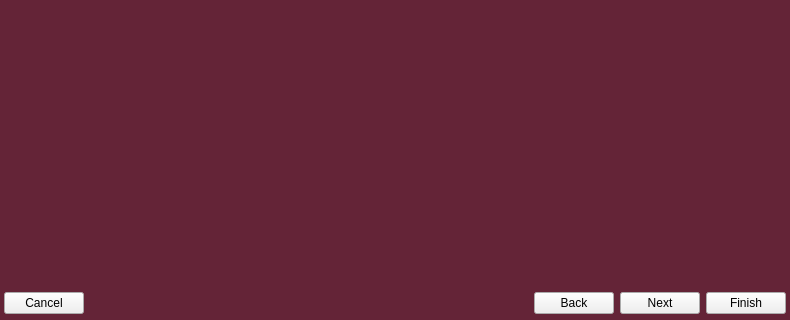
Before: the Qt Designer form kde/kaptan/src/gui/kaptanMain.ui in pars-linux/uludag, drawn with Qt 5; both pictures show x 0 to 790 and y 250 to 570 of the 790 by 570 pixel window.
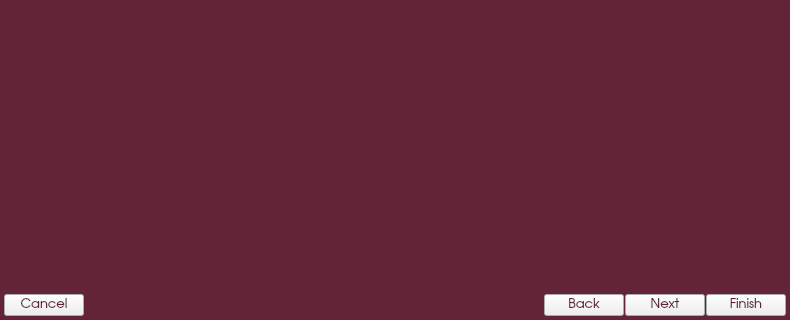
After: the same form once the commit is applied. Icons and pictures are not drawn.

The edit to the form file:
```diff
--- a/kde/kaptan/src/gui/kaptanMain.ui
+++ b/kde/kaptan/src/gui/kaptanMain.ui
@@ -28,6 +28,12 @@
     <height>570</height>
    </size>
   </property>
+  <property name="font">
+   <font>
+    <family>URW Gothic L</family>
+    <pointsize>10</pointsize>
+   </font>
+  </property>
   <property name="windowTitle">
    <string>Kaptan Desktop</string>
   </property>
@@ -56,18 +62,9 @@
    <item row="0" column="0">
     <widget class="QWidget" name="kaptan" native="true">
      <layout class="QGridLayout" name="gridLayout_2">
-      <property name="leftMargin">
+      <property name="margin">
        <number>4</number>
       </property>
-      <property name="topMargin">
-       <number>4</number>
-      </property>
-      <property name="rightMargin">
-       <number>4</number>
-      </property>
-      <property name="bottomMargin">
-       <number>6</number>
-      </property>
       <property name="spacing">
        <number>-1</number>
       </property>
@@ -77,6 +74,7 @@
          <widget class="QLabel" name="labelMenu">
           <property name="font">
            <font>
+            <family>URW Gothic L</family>
             <pointsize>11</pointsize>
            </font>
           </property>
@@ -172,15 +170,27 @@
       <item row="1" column="0" colspan="2">
        <layout class="QHBoxLayout" name="horizontalLayout_2">
         <property name="spacing">
-         <number>-1</number>
+         <number>1</number>
+        </property>
+        <property name="leftMargin">
+         <number>0</number>
+        </property>
+        <property name="topMargin">
+         <number>0</number>
         </property>
         <property name="bottomMargin">
          <number>0</number>
         </property>
         <item>
          <widget class="QPushButton" name="buttonCancel">
+          <property name="font">
+           <font>
+            <family>URW Gothic L</family>
+            <pointsize>10</pointsize>
+           </font>
+          </property>
           <property name="styleSheet">
-           <string notr="true">color:black</string>
+           <string notr="true">color: rgb(95, 34, 52);</string>
           </property>
           <property name="text">
            <string>Cancel</string>
@@ -202,8 +212,14 @@
         </item>
         <item>
          <widget class="QPushButton" name="buttonBack">
+          <property name="font">
+           <font>
+            <family>URW Gothic L</family>
+            <pointsize>10</pointsize>
+           </font>
+          </property>
           <property name="styleSheet">
-           <string notr="true">color:black</string>
+           <string notr="true">color: rgb(95, 34, 52);</string>
           </property>
           <property name="text">
            <string>Back</string>
@@ -212,8 +228,14 @@
         </item>
         <item>
          <widget class="QPushButton" name="buttonNext">
+          <property name="font">
+           <font>
+            <family>URW Gothic L</family>
+            <pointsize>10</pointsize>
+           </font>
+          </property>
           <property name="styleSheet">
-           <string notr="true">color:black</string>
+           <string notr="true">color: rgb(95, 34, 52);</string>
           </property>
           <property name="text">
            <string>Next</string>
@@ -222,8 +244,14 @@
         </item>
         <item>
          <widget class="QPushButton" name="buttonFinish">
+          <property name="font">
+           <font>
+            <family>URW Gothic L</family>
+            <pointsize>10</pointsize>
+           </font>
+          </property>
           <property name="styleSheet">
-           <string notr="true">color:black</string>
+           <string notr="true">color: rgb(95, 34, 52);</string>
           </property>
           <property name="text">
            <string>Finish</string>
```
